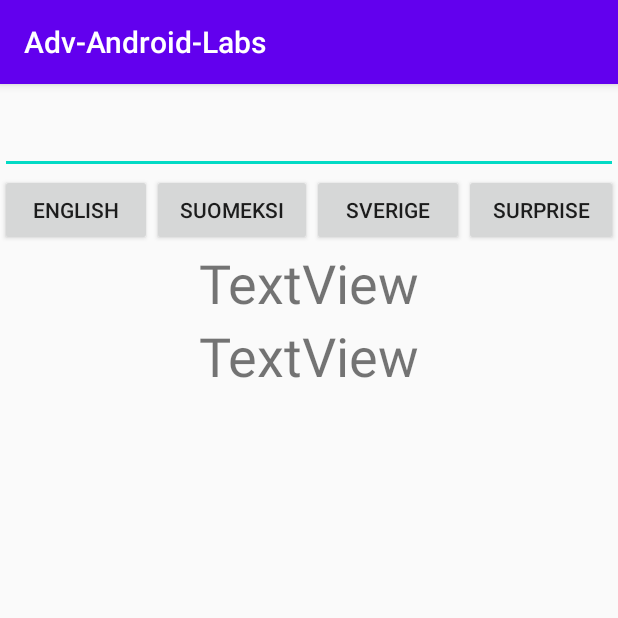
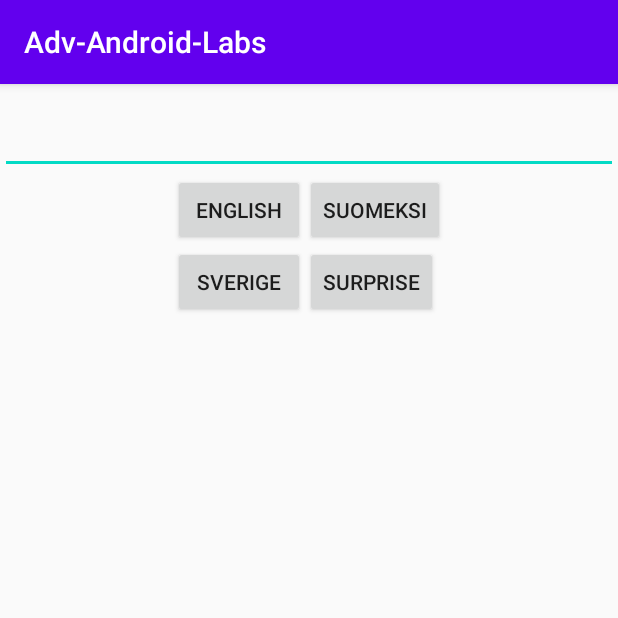
Before and after one commit to pbenipal61/Adv-Android-Labs, an Android app: the Lab2_4 screen opened directly, with no data from a screen before it, on a phone screen of 412 x 824 dp, the top half of it. Run offline under Robolectric (Android 15) with nearby library versions, the phone set to English and light mode, and no system bars.

Commit message:
Layout set for Lab2.4

```diff
--- a/app/src/main/java/com/postmaninteractive/adv_android_labs/MainActivity.java
+++ b/app/src/main/java/com/postmaninteractive/adv_android_labs/MainActivity.java
@@ -34,7 +34,7 @@ public class MainActivity extends AppCompatActivity {
         });
 
         Button lab24 = (Button) findViewById(R.id.lab_2_4);
-        lab22.setOnClickListener(new View.OnClickListener() {
+        lab24.setOnClickListener(new View.OnClickListener() {
             @Override
             public void onClick(View view) {
                 Intent intent = new Intent(getApplicationContext(), Lab2_4.class);
--- a/app/src/main/res/layout/activity_lab2_4.xml
+++ b/app/src/main/res/layout/activity_lab2_4.xml
@@ -18,6 +18,7 @@
         app:layout_constraintVertical_bias="0.0" />
 
     <LinearLayout
+        android:gravity="center_horizontal"
         android:id="@+id/linearLayout"
         android:layout_width="match_parent"
         android:layout_height="wrap_content"
@@ -27,6 +28,14 @@
         app:layout_constraintTop_toTopOf="parent"
         tools:layout_editor_absoluteX="0dp">
 
+        <LinearLayout
+            android:layout_width="wrap_content"
+            android:layout_height="wrap_content"
+            android:orientation="vertical">
+            <LinearLayout
+                android:layout_width="wrap_content"
+                android:layout_height="wrap_content"
+                android:orientation="horizontal">
                 <Button
                     android:id="@+id/english"
                     android:layout_width="wrap_content"
@@ -40,6 +49,12 @@
                     android:layout_height="wrap_content"
                     android:layout_weight="1"
                     android:text="Suomeksi" />
+            </LinearLayout>
+            <LinearLayout
+                android:layout_width="wrap_content"
+                android:layout_height="wrap_content"
+                android:orientation="horizontal">
+
 
                 <Button
                     android:id="@+id/swedish"
@@ -55,8 +70,14 @@
                     android:layout_weight="1"
                     android:text="Surprise" />
             </LinearLayout>
+        </LinearLayout>
+
+
+
+    </LinearLayout>
 
     <LinearLayout
+        android:gravity="center"
         android:id="@+id/linearLayout2"
         android:layout_width="match_parent"
         android:layout_height="0dp"
@@ -69,15 +90,6 @@
             android:layout_width="match_parent"
             android:layout_height="wrap_content"
             android:gravity="center"
-            android:text="TextView"
-            android:textSize="36sp" />
-
-        <TextView
-            android:id="@+id/textView2"
-            android:layout_width="match_parent"
-            android:layout_height="wrap_content"
-            android:gravity="center"
-            android:text="TextView"
             android:textSize="36sp" />
     </LinearLayout>
 
```
Lines whose indentation alone changed are shown as unchanged.
